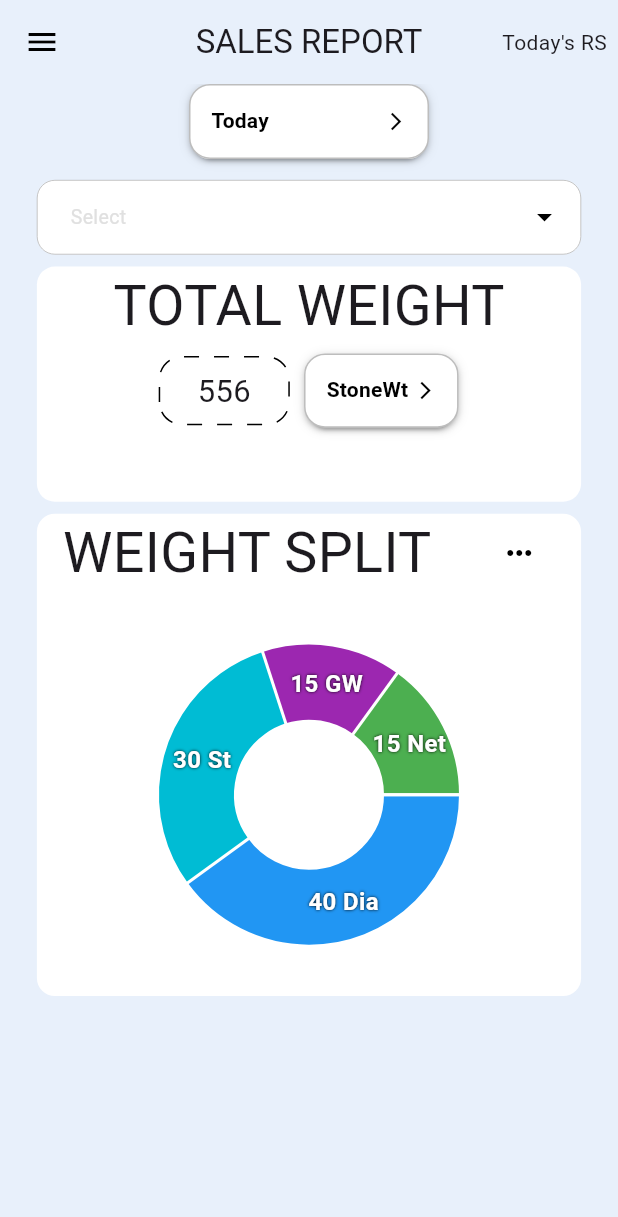
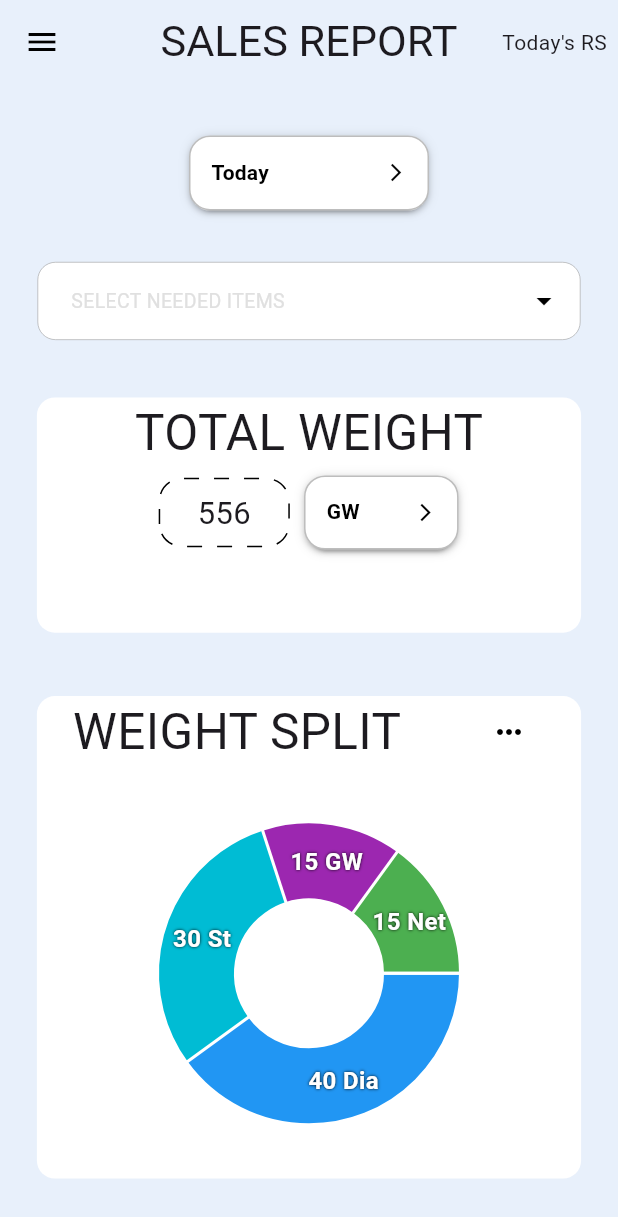
Before and after one commit to gaseer/gramboo_sales_details, a Flutter app: the screen it shows after launch, on a phone screen of 412 x 824 dp. Shown: the top 1217 px of the screen. Run offline on Flutter 3.47's test engine with Material 3 defaults, Android fonts, the phone set to English and light mode, and no system bars; drawn by our look-alikes of dotted_border, dropdown_button2, fl_chart, multi_dropdown; our stand-ins replace flutter_riverpod, fpdart, google_fonts; Roboto replaces fonts that are missing (Alice).

Commit message:
corrected UI

```diff
--- a/lib/core/utilities/custom_dropDown.dart
+++ b/lib/core/utilities/custom_dropDown.dart
@@ -43,7 +43,7 @@ class _CustomDropDownState extends ConsumerState<CustomDropDown> {
                 'Select Item',
                 style: TextStyle(
                   fontSize: 14,
-                  fontWeight: FontWeight.bold,
+                  fontWeight: FontWeight.w500,
                   color: Colors.yellow,
                 ),
                 overflow: TextOverflow.ellipsis,
--- a/lib/features/sales_report/screens/salesReport_screen.dart
+++ b/lib/features/sales_report/screens/salesReport_screen.dart
@@ -2,6 +2,7 @@ import 'package:dotted_border/dotted_border.dart';
 import 'package:fl_chart/fl_chart.dart';
 import 'package:flutter/material.dart';
 import 'package:flutter_riverpod/flutter_riverpod.dart';
+import 'package:google_fonts/google_fonts.dart';
 import 'package:gramboo_sales_details/core/theme/theme.dart';
 import 'package:gramboo_sales_details/core/utilities/custom_dropDown.dart';
 import 'package:multi_dropdown/enum/app_enums.dart';
@@ -30,7 +31,7 @@ class _SalesReportScreenState extends ConsumerState<SalesReportScreen> {
   });
 
   final weightDropValueProvider = StateProvider<String?>((ref) {
-    return "StoneWt";
+    return "GW";
   });
 
   @override
@@ -43,44 +44,46 @@ class _SalesReportScreenState extends ConsumerState<SalesReportScreen> {
   Widget build(BuildContext context) {
     return Scaffold(
       appBar: AppBar(
-        title: const Text("SALES REPORT"),
+        title: Text(
+          "SALES REPORT",
+          style: GoogleFonts.alice(
+            fontSize: w * .07,
+          ),
+        ),
         actions: const [
           Text("Today's RS  "),
         ],
       ),
       drawer: const Drawer(),
-      body: Container(
+      body: SizedBox(
         height: h,
         width: w,
         child: Column(
+          mainAxisAlignment: MainAxisAlignment.spaceEvenly,
           children: [
             CustomDropDown(
               dropList: const ["Today", "Yesterday", "This month"],
               selectedValueProvider: dayFilterDropValueProvider,
             ),
-            const SizedBox(
-              height: 10,
-            ),
-            SizedBox(
-              height: h * .07,
-              width: w * .9,
-              child: Card(
+            Container(
+              margin: const EdgeInsets.only(left: 25, right: 25),
               child: MultiSelectDropDown(
                 backgroundColor: Palette.cardColor,
+                hint: 'SELECT NEEDED ITEMS',
                 showClearIcon: true,
                 controller: _filterController,
                 onOptionSelected: (options) {},
                 options: const <ValueItem>[
-                    ValueItem(label: 'Option 1', value: '1'),
-                    ValueItem(label: 'Option 2', value: '2'),
-                    ValueItem(label: 'Option 3', value: '3'),
-                    ValueItem(label: 'Option 4', value: '4'),
-                    ValueItem(label: 'Option 5', value: '5'),
-                    ValueItem(label: 'Option 6', value: '6'),
+                  ValueItem(label: 'GOLD 18K', value: '1'),
+                  ValueItem(label: 'GOLD 22K', value: '2'),
+                  ValueItem(label: 'DIAMOND', value: '3'),
+                  ValueItem(label: 'SILVER', value: '4'),
+                  ValueItem(label: 'OLD GOLD', value: '5'),
+                  ValueItem(label: 'STOCK', value: '6'),
                 ],
-                  maxItems: 2,
+                maxItems: 6,
                 disabledOptions: const [
-                    ValueItem(label: 'Option 1', value: '1')
+                  ValueItem(label: 'GOLD 18K', value: '1')
                 ],
                 selectionType: SelectionType.multi,
                 chipConfig: const ChipConfig(wrapType: WrapType.wrap),
@@ -89,10 +92,8 @@ class _SalesReportScreenState extends ConsumerState<SalesReportScreen> {
                 selectedOptionIcon: const Icon(Icons.check_circle),
               ),
             ),
-            ),
 
             //weight selection card
-
             SizedBox(
               height: h * .2,
               width: w * .9,
@@ -102,8 +103,8 @@ class _SalesReportScreenState extends ConsumerState<SalesReportScreen> {
                     children: [
                       Text(
                         "TOTAL WEIGHT",
-                        style: TextStyle(
-                          fontSize: w * .09,
+                        style: GoogleFonts.alice(
+                          fontSize: w * .08,
                         ),
                       ),
                       const SizedBox(
@@ -163,8 +164,9 @@ class _SalesReportScreenState extends ConsumerState<SalesReportScreen> {
                           children: [
                             Text(
                               "WEIGHT SPLIT",
-                              style: TextStyle(
-                                fontSize: w * .09,
+                              textAlign: TextAlign.center,
+                              style: GoogleFonts.alice(
+                                fontSize: w * .08,
                               ),
                             ),
                             IconButton(
```
Lines whose indentation alone changed are shown as unchanged.
